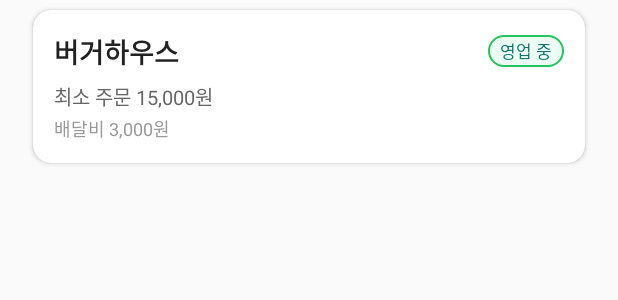
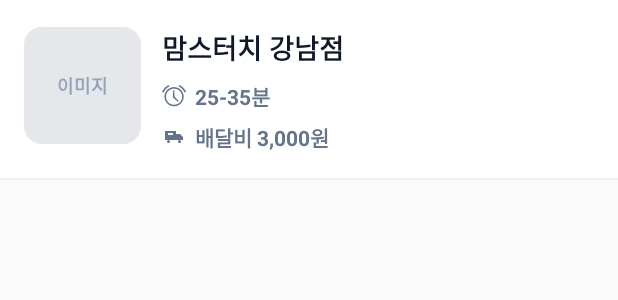
Before and after one commit to Ranunculus2165/mobile, an Android app: the layout item_store.xml on its own in the app's theme, with its tools: preview values and no code run, on a phone screen of 412 x 824 dp. Shown: the top 300 px of the screen. Run offline under Robolectric (Android 15) with nearby library versions, the phone set to English and light mode, and no system bars.

Commit message:
[UPDATE] 가게 조회 페이지 디자인 수정

```diff
--- a/mobile/app/src/main/java/com/example/mobile/ui/storelist/StoreListAdapter.kt
+++ b/mobile/app/src/main/java/com/example/mobile/ui/storelist/StoreListAdapter.kt
@@ -7,6 +7,8 @@ import android.widget.TextView
 import androidx.recyclerview.widget.RecyclerView
 import com.example.mobile.R
 import com.example.mobile.data.model.Store
+import java.text.NumberFormat
+import java.util.Locale
 
 class StoreListAdapter(
     private val onStoreClick: (Store) -> Unit
@@ -38,21 +40,18 @@ class StoreListAdapter(
     ) : RecyclerView.ViewHolder(itemView) {
 
         private val tvName: TextView = itemView.findViewById(R.id.tvStoreName)
-        private val tvStatus: TextView = itemView.findViewById(R.id.tvStoreStatus)
-        private val tvMinOrderAndTime: TextView = itemView.findViewById(R.id.tvStoreMinOrder)
+        private val tvEta: TextView = itemView.findViewById(R.id.tvStoreMinOrder)
+        private val tvDeliveryFee: TextView = itemView.findViewById(R.id.tvStoreDeliveryFee)
 
         fun bind(item: Store) {
             tvName.text = item.name
 
-            tvStatus.text = when (item.status) {
-                "OPEN" -> "영업 중"
-                "CLOSED" -> "영업 종료"
-                "PREPARING" -> "준비 중"
-                else -> "상태 알 수 없음"
-            }
+            // (CTF/데모) 배달 예상 시간은 더미로 표시
+            tvEta.text = "25-35분"
 
-            val minOrderText = String.format("최소주문 %,d원", item.minOrderPrice)
-            tvMinOrderAndTime.text = "약 30~40분"
+            val nf = NumberFormat.getNumberInstance(Locale.KOREA)
+            val delivery = nf.format(item.deliveryTip)
+            tvDeliveryFee.text = if (item.deliveryTip <= 0) "배달비 무료" else "배달비 ${delivery}원"
 
             itemView.setOnClickListener {
                 onStoreClick(item)
--- /dev/null
+++ b/mobile/app/src/main/res/drawable/bg_image_placeholder.xml
@@ -0,0 +1,5 @@
+<?xml version="1.0" encoding="utf-8"?>
+<shape xmlns:android="http://schemas.android.com/apk/res/android">
+    <solid android:color="#E5E7EB" />
+    <corners android:radius="12dp" />
+</shape>
--- /dev/null
+++ b/mobile/app/src/main/res/drawable/ic_delivery_16.xml
@@ -0,0 +1,19 @@
+<?xml version="1.0" encoding="utf-8"?>
+<vector xmlns:android="http://schemas.android.com/apk/res/android"
+    android:width="16dp"
+    android:height="16dp"
+    android:viewportWidth="24"
+    android:viewportHeight="24">
+    <path
+        android:fillColor="#64748B"
+        android:pathData="M3,6h11v9H3z"/>
+    <path
+        android:fillColor="#64748B"
+        android:pathData="M14,9h4l3,3v3h-7z"/>
+    <path
+        android:fillColor="#FFFFFF"
+        android:pathData="M6,8h5v2H6z"/>
+    <path
+        android:fillColor="#64748B"
+        android:pathData="M6.5,18a1.5,1.5 0,1 0,0 -3a1.5,1.5 0,0 0,0 3zm11,0a1.5,1.5 0,1 0,0 -3a1.5,1.5 0,0 0,0 3z"/>
+</vector>
--- /dev/null
+++ b/mobile/app/src/main/res/drawable/ic_refresh_24.xml
@@ -0,0 +1,11 @@
+<?xml version="1.0" encoding="utf-8"?>
+<vector xmlns:android="http://schemas.android.com/apk/res/android"
+    android:width="24dp"
+    android:height="24dp"
+    android:viewportWidth="24"
+    android:viewportHeight="24">
+
+    <path
+        android:fillColor="#111827"
+        android:pathData="M17.65,6.35A7.95,7.95 0,0 0,12 4C7.58,4 4,7.58 4,12s3.58,8 8,8c3.73,0 6.84,-2.55 7.73,-6h-2.08c-0.82,2.33 -3.04,4 -5.65,4c-3.31,0 -6,-2.69 -6,-6s2.69,-6 6,-6c1.66,0 3.14,0.69 4.22,1.78L14,10h6V4l-2.35,2.35z" />
+</vector>
--- a/mobile/app/src/main/res/layout/activity_store_list.xml
+++ b/mobile/app/src/main/res/layout/activity_store_list.xml
@@ -2,7 +2,8 @@
 <androidx.constraintlayout.widget.ConstraintLayout xmlns:android="http://schemas.android.com/apk/res/android"
     xmlns:app="http://schemas.android.com/apk/res-auto"
     android:layout_width="match_parent"
-    android:layout_height="match_parent">
+    android:layout_height="match_parent"
+    android:background="#FFFFFF">
 
     <TextView
         android:id="@+id/tvTitle"
@@ -22,11 +23,11 @@
         android:layout_width="44dp"
         android:layout_height="44dp"
         android:layout_marginEnd="8dp"
-        android:background="@android:color/transparent"
+        android:background="?attr/selectableItemBackgroundBorderless"
         android:contentDescription="새로고침"
         android:padding="10dp"
-        android:src="@android:drawable/ic_popup_sync"
-        android:tint="#0F172A"
+        android:src="@drawable/ic_refresh_24"
+        android:tint="#666666"
         app:layout_constraintTop_toTopOf="@id/tvTitle"
         app:layout_constraintBottom_toBottomOf="@id/tvTitle"
         app:layout_constraintEnd_toEndOf="parent" />
@@ -43,14 +44,23 @@
         app:layout_constraintStart_toStartOf="@id/btnReload"
         app:layout_constraintEnd_toEndOf="@id/btnReload" />
 
+    <!-- 상단 구분선(마이페이지 스타일과 통일) -->
+    <View
+        android:id="@+id/dividerTop"
+        android:layout_width="0dp"
+        android:layout_height="1dp"
+        android:background="#E0E0E0"
+        app:layout_constraintTop_toBottomOf="@id/tvTitle"
+        app:layout_constraintStart_toStartOf="parent"
+        app:layout_constraintEnd_toEndOf="parent" />
+
     <androidx.recyclerview.widget.RecyclerView
         android:id="@+id/rvStoreList"
         android:layout_width="0dp"
         android:layout_height="0dp"
-        android:padding="8dp"
         android:paddingBottom="100dp"
         android:clipToPadding="false"
-        app:layout_constraintTop_toBottomOf="@id/tvTitle"
+        app:layout_constraintTop_toBottomOf="@id/dividerTop"
         app:layout_constraintBottom_toTopOf="@id/bottomNavigation"
         app:layout_constraintStart_toStartOf="parent"
         app:layout_constraintEnd_toEndOf="parent" />
--- a/mobile/app/src/main/res/layout/item_store.xml
+++ b/mobile/app/src/main/res/layout/item_store.xml
@@ -1,21 +1,43 @@
 <?xml version="1.0" encoding="utf-8"?>
-<androidx.cardview.widget.CardView xmlns:android="http://schemas.android.com/apk/res/android"
-    xmlns:card_view="http://schemas.android.com/apk/res-auto"
+<FrameLayout xmlns:android="http://schemas.android.com/apk/res/android"
     android:layout_width="match_parent"
     android:layout_height="wrap_content"
-    android:layout_marginHorizontal="16dp"
-    android:layout_marginBottom="12dp"
-    card_view:cardCornerRadius="12dp"
-    card_view:cardUseCompatPadding="true"
-    card_view:cardElevation="2dp">
+    android:background="#FFFFFF"
+    android:clickable="true"
+    android:focusable="true"
+    android:foreground="?attr/selectableItemBackground">
 
     <LinearLayout
         android:layout_width="match_parent"
         android:layout_height="wrap_content"
-        android:orientation="vertical"
-        android:padding="14dp">
+        android:orientation="horizontal"
+        android:paddingHorizontal="16dp"
+        android:paddingVertical="18dp">
 
-        <!-- 가게 이름 + 상태 뱃지 -->
+        <!-- 썸네일(이미지 자리) -->
+        <FrameLayout
+            android:layout_width="78dp"
+            android:layout_height="78dp"
+            android:background="@drawable/bg_image_placeholder">
+
+            <TextView
+                android:layout_width="match_parent"
+                android:layout_height="match_parent"
+                android:gravity="center"
+                android:text="이미지"
+                android:textColor="#94A3B8"
+                android:textStyle="bold"
+                android:textSize="12sp" />
+        </FrameLayout>
+
+        <LinearLayout
+            android:layout_width="0dp"
+            android:layout_height="wrap_content"
+            android:layout_marginStart="14dp"
+            android:layout_weight="1"
+            android:orientation="vertical">
+
+            <!-- 1줄: 가게명 -->
             <LinearLayout
                 android:layout_width="match_parent"
                 android:layout_height="wrap_content"
@@ -27,41 +49,68 @@
                     android:layout_width="0dp"
                     android:layout_height="wrap_content"
                     android:layout_weight="1"
-                android:text="버거하우스"
+                    android:text="맘스터치 강남점"
                     android:textSize="18sp"
                     android:textStyle="bold"
-                android:textColor="#222222" />
+                    android:textColor="#111827" />
+            </LinearLayout>
 
-            <TextView
-                android:id="@+id/tvStoreStatus"
+            <!-- 2줄: 예상 시간 -->
+            <LinearLayout
                 android:layout_width="wrap_content"
                 android:layout_height="wrap_content"
-                android:paddingHorizontal="8dp"
-                android:paddingVertical="2dp"
-                android:text="영업 중"
-                android:textSize="11sp"
-                android:textColor="#0F766E"
-                android:background="@drawable/bg_store_status_open" />
-        </LinearLayout>
+                android:layout_marginTop="8dp"
+                android:gravity="center_vertical"
+                android:orientation="horizontal">
 
-        <!-- 최소주문 / 배달비 -->
+                <ImageView
+                    android:layout_width="16dp"
+                    android:layout_height="16dp"
+                    android:src="@android:drawable/ic_lock_idle_alarm"
+                    android:tint="#64748B" />
+
                 <TextView
                     android:id="@+id/tvStoreMinOrder"
                     android:layout_width="wrap_content"
                     android:layout_height="wrap_content"
+                    android:layout_marginStart="6dp"
+                    android:text="25-35분"
+                    android:textSize="14sp"
+                    android:textStyle="bold"
+                    android:textColor="#64748B" />
+            </LinearLayout>
+
+            <!-- 3줄: 배달비 -->
+            <LinearLayout
+                android:layout_width="wrap_content"
+                android:layout_height="wrap_content"
                 android:layout_marginTop="6dp"
-            android:text="최소 주문 15,000원"
-            android:textSize="13sp"
-            android:textColor="#666666" />
+                android:gravity="center_vertical"
+                android:orientation="horizontal">
+
+                <ImageView
+                    android:layout_width="16dp"
+                    android:layout_height="16dp"
+                    android:src="@drawable/ic_delivery_16" />
 
                 <TextView
                     android:id="@+id/tvStoreDeliveryFee"
                     android:layout_width="wrap_content"
                     android:layout_height="wrap_content"
-            android:layout_marginTop="2dp"
+                    android:layout_marginStart="6dp"
                     android:text="배달비 3,000원"
-            android:textSize="12sp"
-            android:textColor="#999999" />
+                    android:textSize="14sp"
+                    android:textStyle="bold"
+                    android:textColor="#64748B" />
+            </LinearLayout>
+        </LinearLayout>
     </LinearLayout>
 
-</androidx.cardview.widget.CardView>
+    <!-- 아이템 구분선(리스트가 자연스럽게 이어지도록) -->
+    <View
+        android:layout_width="match_parent"
+        android:layout_height="1dp"
+        android:layout_gravity="bottom"
+        android:background="#EEF2F7" />
+
+</FrameLayout>
```
Lines whose indentation alone changed are shown as unchanged.
